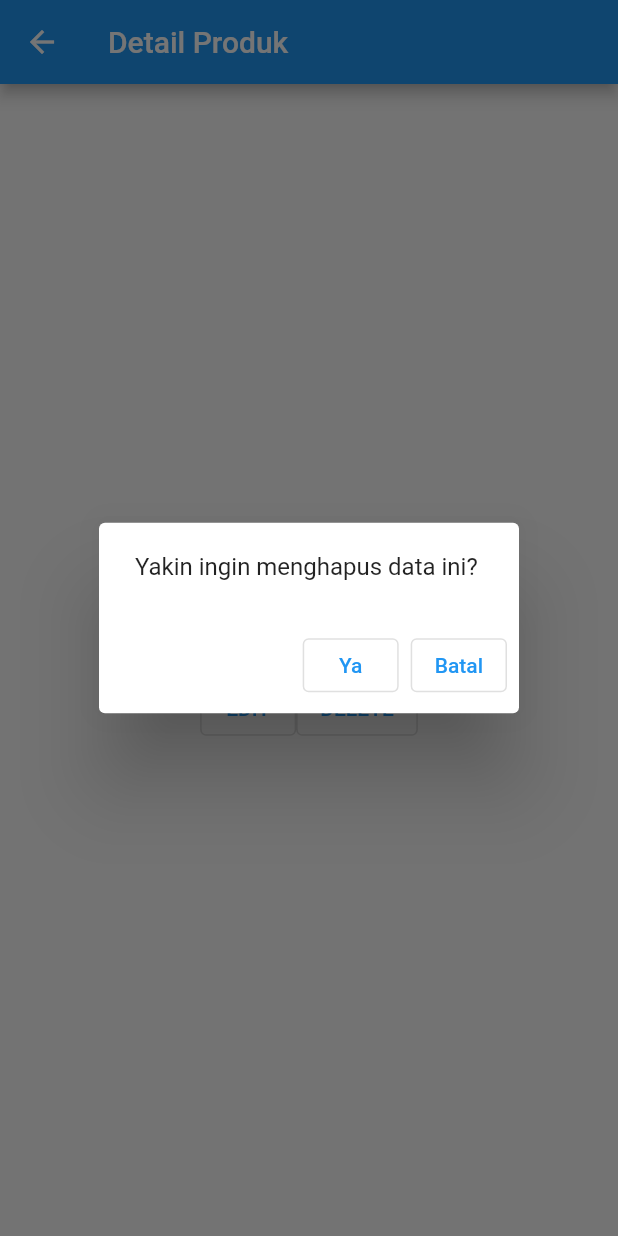
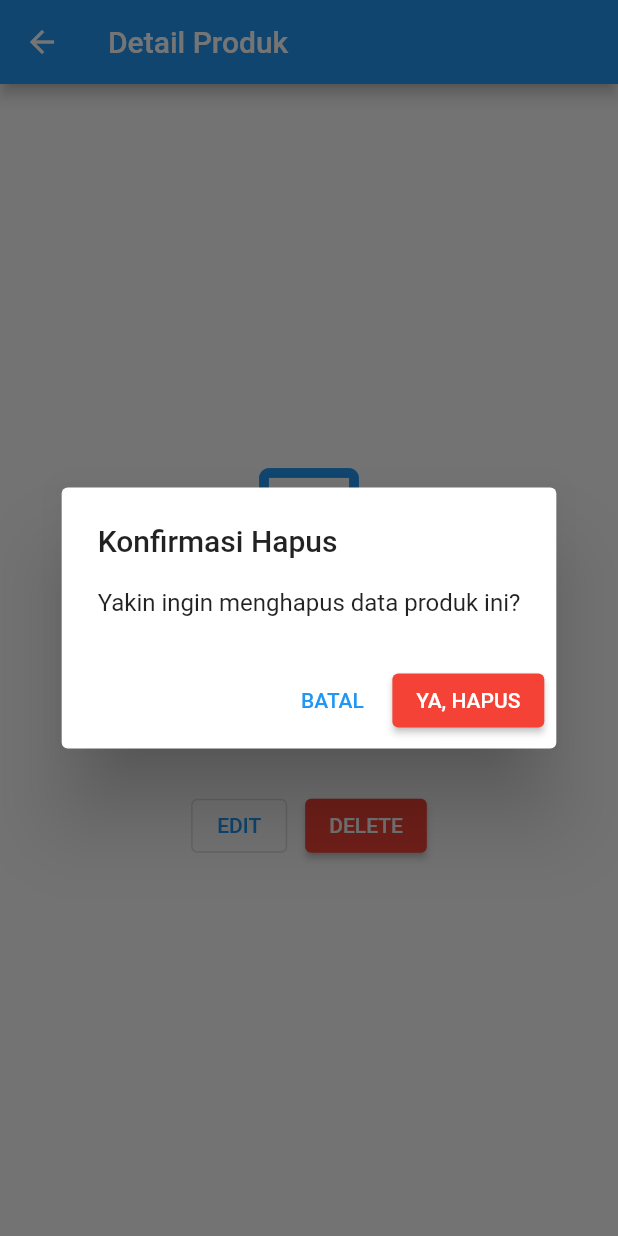
Before and after one commit to IanJullian/H1D024039-Praktikum-Mobile-Flutter, a Flutter app: the ProdukDetail screen opened directly with empty values, after a tap on "DELETE", on a phone screen of 412 x 824 dp. Run offline on Flutter 3.47's test engine with Material 3 defaults, Android fonts, the phone set to English and light mode, and no system bars; our stand-ins replace shared_preferences; accounts and stored records are empty.

Commit message:
modul5: integrasi hapus produk dengan REST API

```diff
--- a/tokokita/lib/ui/produk_detail.dart
+++ b/tokokita/lib/ui/produk_detail.dart
@@ -1,6 +1,8 @@
 import 'package:flutter/material.dart';
+import 'package:tokokita/bloc/produk_bloc.dart';
 import 'package:tokokita/model/produk.dart';
 import 'package:tokokita/ui/produk_form.dart';
+import 'package:tokokita/widget/warning_dialog.dart';
 
 class ProdukDetail extends StatefulWidget {
   final Produk produk;
@@ -12,80 +14,149 @@ class ProdukDetail extends StatefulWidget {
 }
 
 class _ProdukDetailState extends State<ProdukDetail> {
+  bool _isDeleting = false;
+
   @override
   Widget build(BuildContext context) {
     return Scaffold(
       appBar: AppBar(title: const Text('Detail Produk')),
       body: Center(
+        child: SingleChildScrollView(
+          padding: const EdgeInsets.all(20),
           child: Column(
             mainAxisAlignment: MainAxisAlignment.center,
             children: [
+              const Icon(Icons.inventory_2, size: 80, color: Colors.blue),
+              const SizedBox(height: 24),
               Text(
-              "Kode : ${widget.produk.kodeProduk}",
-              style: const TextStyle(fontSize: 20.0),
+                'Kode: ${widget.produk.kodeProduk ?? '-'}',
+                style: const TextStyle(fontSize: 18),
               ),
+              const SizedBox(height: 12),
               Text(
-              "Nama : ${widget.produk.namaProduk}",
-              style: const TextStyle(fontSize: 18.0),
+                'Nama: ${widget.produk.namaProduk ?? '-'}',
+                style: const TextStyle(fontSize: 18),
               ),
+              const SizedBox(height: 12),
               Text(
-              "Harga : Rp. ${widget.produk.hargaProduk}",
-              style: const TextStyle(fontSize: 18.0),
+                'Harga: Rp ${widget.produk.hargaProduk}',
+                style: const TextStyle(fontSize: 18),
               ),
+              const SizedBox(height: 30),
               _tombolHapusEdit(),
             ],
+          ),
         ),
       ),
     );
   }
 
-  // Tombol Edit dan Delete
   Widget _tombolHapusEdit() {
     return Row(
-      mainAxisSize: MainAxisSize.min,
+      mainAxisAlignment: MainAxisAlignment.center,
       children: [
-        // Tombol Edit
         OutlinedButton(
-          onPressed: () {
-            Navigator.push(
+          onPressed: _isDeleting ? null : _editProduk,
+          child: const Text('EDIT'),
+        ),
+        const SizedBox(width: 12),
+        ElevatedButton(
+          style: ElevatedButton.styleFrom(
+            backgroundColor: Colors.red,
+            foregroundColor: Colors.white,
+          ),
+          onPressed: _isDeleting ? null : _confirmHapus,
+          child: _isDeleting
+              ? const SizedBox(
+                  width: 18,
+                  height: 18,
+                  child: CircularProgressIndicator(strokeWidth: 2),
+                )
+              : const Text('DELETE'),
+        ),
+      ],
+    );
+  }
+
+  Future<void> _editProduk() async {
+    final result = await Navigator.push<bool>(
       context,
       MaterialPageRoute(
         builder: (context) => ProdukForm(produk: widget.produk),
       ),
     );
-          },
-          child: const Text("EDIT"),
-        ),
 
-        OutlinedButton(onPressed: confirmHapus, child: const Text("DELETE")),
-      ],
-    );
+    if (result == true && mounted) {
+      Navigator.of(context).pop(true);
+    }
   }
 
-  // Dialog konfirmasi hapus
-  void confirmHapus() {
-    showDialog(
+  Future<void> _confirmHapus() async {
+    final konfirmasi = await showDialog<bool>(
       context: context,
-      builder: (dialogContext) {
-        return AlertDialog(
-          content: const Text("Yakin ingin menghapus data ini?"),
+      builder: (dialogContext) => AlertDialog(
+        title: const Text('Konfirmasi Hapus'),
+        content: const Text('Yakin ingin menghapus data produk ini?'),
         actions: [
-            OutlinedButton(
+          TextButton(
             onPressed: () {
-                Navigator.pop(dialogContext);
+              Navigator.pop(dialogContext, false);
             },
-              child: const Text("Ya"),
+            child: const Text('BATAL'),
           ),
-
-            OutlinedButton(
+          ElevatedButton(
+            style: ElevatedButton.styleFrom(
+              backgroundColor: Colors.red,
+              foregroundColor: Colors.white,
+            ),
             onPressed: () {
-                Navigator.pop(dialogContext);
+              Navigator.pop(dialogContext, true);
             },
-              child: const Text("Batal"),
+            child: const Text('YA, HAPUS'),
           ),
         ],
+      ),
     );
-      },
+
+    if (konfirmasi != true) return;
+
+    setState(() {
+      _isDeleting = true;
+    });
+
+    try {
+      final id = widget.produk.id;
+
+      if (id == null) {
+        throw Exception('ID produk tidak ditemukan');
+      }
+
+      final berhasil = await ProdukBloc.deleteProduk(id: id);
+
+      if (!berhasil) {
+        throw Exception('Gagal menghapus produk');
+      }
+
+      if (!mounted) return;
+
+      Navigator.of(context).pop(true);
+    } catch (error) {
+      debugPrint('Gagal menghapus produk: $error');
+
+      if (!mounted) return;
+
+      await showDialog<void>(
+        context: context,
+        builder: (dialogContext) => const WarningDialog(
+          description: 'Hapus produk gagal, silahkan coba lagi.',
+        ),
       );
+    } finally {
+      if (mounted) {
+        setState(() {
+          _isDeleting = false;
+        });
       }
     }
+  }
+}
```
Also changed, not shown: tokokita/lib/ui/produk_page.dart (+12 -6 lines). Lines whose indentation alone changed are shown as unchanged.
